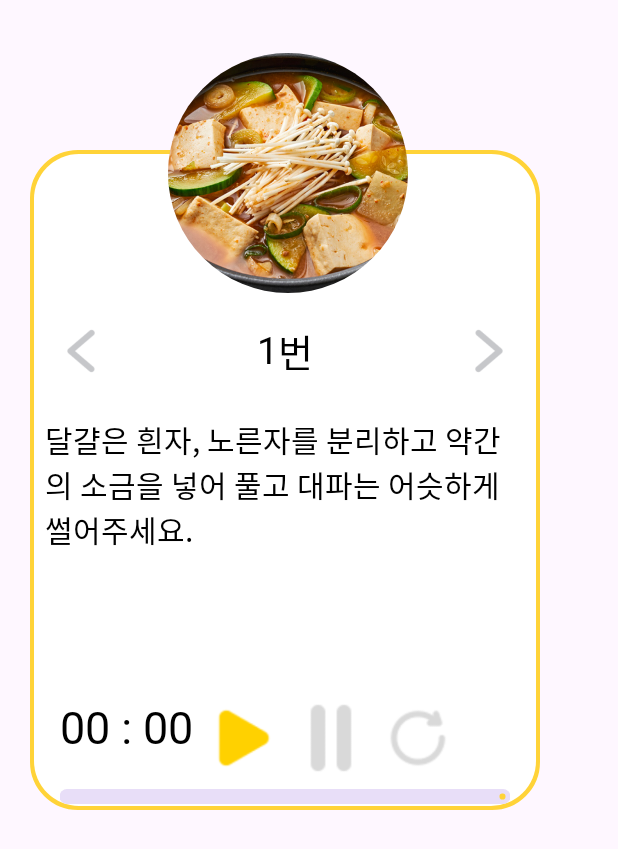
After one commit to cooClock/CooClock-teamproject, an Android app: the layout fragment_recipe_step.xml on its own in the app's theme, with its tools: preview values and no code run, on a phone screen of 412 x 824 dp. The commit adds this screen. Shown: the top 849 px of the screen. Run offline under Robolectric (Android 15) with nearby library versions, the phone set to English and light mode, and no system bars.

Commit message:
레시피 단계별 전환 구현
타이머 적용해야함

```diff
--- a/app/src/main/AndroidManifest.xml
+++ b/app/src/main/AndroidManifest.xml
@@ -76,7 +76,11 @@
         </activity>
         <activity
             android:name=".recipe_page"
-            android:exported="false" >
+            android:exported="true" >
+            <intent-filter>
+                <action android:name="android.intent.action.MAIN" />
+                <category android:name="android.intent.category.LAUNCHER" />
+            </intent-filter>
             <meta-data
                 android:name="android.app.lib_name"
                 android:value="" />
--- a/app/src/main/java/com/example/cooclock/recipe_init_item.java
+++ b/app/src/main/java/com/example/cooclock/recipe_init_item.java
@@ -17,10 +17,11 @@ public class recipe_init_item {
     int three_point; // 3점
     int two_point; // 2점
     int one_point; // 1점
+    int total_step; // 전체 레시피 단계 수
 
     recipe_init_item(String recipe_writer, String recipe_servings, String recipe_title, boolean favorite,
                      double rating_average, int rating_cnt, int five_point, int four_point, int three_point,
-                     int two_point, int one_point){
+                     int two_point, int one_point, int total_step){
         this.recipe_writer = recipe_writer;
         this.recipe_servings = recipe_servings;
         this.recipe_title = recipe_title;
@@ -32,6 +33,7 @@ public class recipe_init_item {
         this.three_point = three_point;
         this.two_point = two_point;
         this.one_point = one_point;
+        this.total_step = total_step;
     }
 
     public String getRecipe_writer() {
@@ -76,4 +78,6 @@ public class recipe_init_item {
     public int getOne_point() {
         return one_point;
     }
+
+    public int getTotal_step() { return total_step; }
 }
--- /dev/null
+++ b/app/src/main/res/layout/fragment_recipe_step.xml
@@ -0,0 +1,222 @@
+<?xml version="1.0" encoding="utf-8"?>
+<FrameLayout xmlns:android="http://schemas.android.com/apk/res/android"
+    xmlns:tools="http://schemas.android.com/tools"
+    android:layout_width="match_parent"
+    android:layout_height="match_parent"
+    xmlns:app="http://schemas.android.com/apk/res-auto"
+    tools:context=".Recipe_step">
+
+
+    <!-- 레시피 단계  -->
+    <androidx.constraintlayout.widget.ConstraintLayout
+        android:layout_width="344dp"
+        android:layout_height="520dp"
+        android:layout_margin="20dp">
+        <!-- 1. 박스 (노란선) -->
+        <LinearLayout
+            android:id="@+id/linearLayout"
+            android:layout_width="340dp"
+            android:layout_height="440dp"
+            android:background="@drawable/recipe_step_border"
+            android:orientation="vertical"
+            android:gravity="center"
+            app:layout_constraintBottom_toBottomOf="parent"
+            app:layout_constraintEnd_toEndOf="parent"
+            app:layout_constraintHorizontal_bias="0.0"
+            app:layout_constraintStart_toStartOf="parent"
+            app:layout_constraintTop_toTopOf="parent"
+            app:layout_constraintVertical_bias="1.0"
+            android:elevation="20dp">
+            <!-- 3. 레시피 단계 세부 내용 -->
+            <LinearLayout
+                android:layout_width="match_parent"
+                android:layout_height="350dp"
+                android:layout_marginTop="110dp"
+                android:padding="10dp"
+                android:orientation="vertical">
+                <!-- 3-1. 상단부 -->
+                <LinearLayout
+                    android:layout_width="match_parent"
+                    android:layout_height="wrap_content"
+                    android:orientation="horizontal">
+                    <!-- 3-1-1. 이전 단계 -->
+                    <ImageButton
+                        android:id="@+id/recipe_step_prev"
+                        android:layout_width="48dp"
+                        android:layout_height="48dp"
+                        android:background="@color/clear"
+                        android:scaleType="fitXY"
+                        android:src="@drawable/back_btn2"
+                        android:layout_gravity="left"
+                        android:contentDescription="이전 step으로 이동" />
+                    <!-- 3-1-2. 번호 -->
+                    <LinearLayout
+                        android:layout_width="wrap_content"
+                        android:layout_height="wrap_content"
+                        android:orientation="horizontal"
+                        android:layout_gravity="center"
+                        android:gravity="center"
+                        android:layout_weight="2">
+                        <!-- 3-1-2-1. 레시피 단계 번호 -->
+                        <TextView
+                            android:id="@+id/recipe_step_number"
+                            android:layout_width="wrap_content"
+                            android:layout_height="wrap_content"
+                            android:text="1"
+                            android:fontFamily="@font/notosanskr_medium"
+                            android:includeFontPadding="false"
+                            android:textAlignment="textEnd"
+                            android:textColor="@color/black"
+                            android:textSize="25dp"/>
+                        <!-- 3-1-2-2. "번" -->
+                        <TextView
+                            android:layout_width="wrap_content"
+                            android:layout_height="wrap_content"
+                            android:layout_gravity="center"
+                            android:gravity="center"
+                            android:text="번"
+                            android:fontFamily="@font/notosanskr_medium"
+                            android:includeFontPadding="false"
+                            android:textAlignment="center"
+                            android:textColor="@color/black"
+                            android:textSize="25dp"/>
+                    </LinearLayout>
+
+                    <!-- 3-1-3. 다음 단계 -->
+                    <ImageButton
+                        android:id="@+id/recipe_step_next"
+                        android:layout_width="48dp"
+                        android:layout_height="48dp"
+                        android:background="@color/clear"
+                        android:scaleType="fitXY"
+                        android:rotation="180"
+                        android:src="@drawable/back_btn2"
+                        android:layout_gravity="right"
+                        android:contentDescription="다음 step으로 이동"
+                        tools:ignore="HardcodedText" />
+                </LinearLayout>
+                <!-- 3-2. 레시피 설명 텍스트 -->
+                <TextView
+                    android:id="@+id/recipe_step_detail"
+                    android:layout_width="match_parent"
+                    android:layout_height="180dp"
+                    android:layout_marginTop="20dp"
+                    android:text="@string/recipe_step_d00"
+                    android:fontFamily="@font/notosanskr_light"
+                    android:includeFontPadding="false"
+                    android:textAlignment="textStart"
+                    android:textColor="@color/black"
+                    android:textSize="20dp"
+                    android:isScrollContainer="true"/>
+                <!-- 3-3. 하단부(타이머 부분) -->
+                <LinearLayout
+                    android:layout_width="match_parent"
+                    android:layout_height="80dp"
+                    android:orientation="vertical"
+                    android:layout_marginTop="10dp">
+                    <!-- 3-3-1. 시간 표시부 -->
+                    <LinearLayout
+                        android:layout_width="wrap_content"
+                        android:layout_height="wrap_content"
+                        android:orientation="horizontal"
+                        android:paddingLeft="10dp">
+                        <!-- 3-3-1-1.분 -->
+                        <TextView
+                            android:id="@+id/timer_minute"
+                            android:layout_width="wrap_content"
+                            android:layout_height="wrap_content"
+                            android:text="00"
+                            android:fontFamily="@font/notosanskr_extrabold"
+                            android:includeFontPadding="false"
+                            android:textAlignment="textStart"
+                            android:textColor="@color/black"
+                            android:textSize="30dp"/>
+                        <!-- 3-3-1-2. ":" -->
+                        <TextView
+                            android:layout_width="wrap_content"
+                            android:layout_height="wrap_content"
+                            android:text=" : "
+                            android:fontFamily="@font/notosanskr_extrabold"
+                            android:includeFontPadding="false"
+                            android:textAlignment="textStart"
+                            android:textColor="@color/black"
+                            android:textSize="30dp"/>
+                        <!-- 3-3-1-3.초 -->
+                        <TextView
+                            android:id="@+id/timer_second"
+                            android:layout_width="wrap_content"
+                            android:layout_height="wrap_content"
+                            android:text="00"
+                            android:fontFamily="@font/notosanskr_extrabold"
+                            android:includeFontPadding="false"
+                            android:textAlignment="textStart"
+                            android:textColor="@color/black"
+                            android:textSize="30dp"/>
+                        <!-- 3-3-1-4. 시작 -->
+                        <ImageButton
+                            android:id="@+id/timer_start_btn"
+                            android:layout_width="48dp"
+                            android:layout_height="48dp"
+                            android:scaleType="fitCenter"
+                            android:background="@color/clear"
+                            android:layout_gravity="center"
+                            android:src="@drawable/timer_start_btn_enabled"
+                            android:layout_marginLeft="10dp"
+                            android:contentDescription="시작" />
+                        <!-- 3-3-1-5. 일시정지 -->
+                        <ImageButton
+                            android:id="@+id/timer_pause_btn"
+                            android:layout_width="48dp"
+                            android:layout_height="48dp"
+                            android:scaleType="fitCenter"
+                            android:background="@color/clear"
+                            android:layout_gravity="center"
+                            android:src="@drawable/timer_pause_btn_disabled"
+                            android:layout_marginLeft="10dp"
+                            android:contentDescription="일시정지" />
+                        <!-- 3-3-1-6. 처음부터 -->
+                        <ImageButton
+                            android:id="@+id/timer_reset_btn"
+                            android:layout_width="48dp"
+                            android:layout_height="48dp"
+                            android:scaleType="fitCenter"
+                            android:background="@color/clear"
+                            android:layout_gravity="center"
+                            android:src="@drawable/timer_reset_btn"
+                            android:layout_marginLeft="10dp"
+                            android:contentDescription="처음부터 시작" />
+                    </LinearLayout>
+
+                    <!-- 3-3-3. progress bar -->
+                    <com.google.android.material.progressindicator.LinearProgressIndicator
+                        android:id="@+id/recipe_progress_bar"
+                        android:layout_width="300dp"
+                        android:layout_height="wrap_content"
+                        android:paddingTop="10dp"
+                        app:trackCornerRadius="10dp"
+                        app:trackThickness="10dp"
+                        app:indicatorColor="@color/pc_yello"
+                        android:layout_gravity="center"/>
+                </LinearLayout>
+            </LinearLayout>
+
+        </LinearLayout>
+
+        <!-- 2. 레시피 단계 사진 -->
+        <de.hdodenhof.circleimageview.CircleImageView
+            android:id="@+id/recipe_step_image"
+            android:layout_width="160dp"
+            android:layout_height="160dp"
+            android:layout_marginTop="50dp"
+            android:layout_marginBottom="380dp"
+            android:src="@drawable/recipe_list_test1"
+            app:layout_constraintBottom_toBottomOf="@+id/linearLayout"
+            app:layout_constraintEnd_toEndOf="parent"
+            app:layout_constraintStart_toStartOf="parent"
+            app:layout_constraintTop_toTopOf="parent"
+            android:elevation="30dp"/>
+    </androidx.constraintlayout.widget.ConstraintLayout>
+
+
+
+</FrameLayout>
--- a/app/src/main/res/values/strings.xml
+++ b/app/src/main/res/values/strings.xml
@@ -64,4 +64,6 @@
     <string name="recipe_step_d00">달걀은 흰자, 노른자를 분리하고 약간의 소금을 넣어 풀고 대파는 어슷하게 썰어주세요.</string>
     <string name="recipe_page_d3">관련 노하우</string>
     <string name="recipe_page_d4">후기</string>
+    <!-- TODO: Remove or change this placeholder text -->
+    <string name="hello_blank_fragment">Hello blank fragment</string>
 </resources>
--- a/build.gradle
+++ b/build.gradle
@@ -6,6 +6,6 @@ buildscript {
 }// Top-level build file where you can add configuration options common to all sub-projects/modules.
 
 plugins {
-    id 'com.android.application' version '7.3.1' apply false
-    id 'com.android.library' version '7.3.1' apply false
+    id 'com.android.application' version '7.4.2' apply false
+    id 'com.android.library' version '7.4.2' apply false
 }
```
Also changed, not shown: app/src/main/java/com/example/cooclock/Recipe_step.java (added, +93 -0 lines), app/src/main/java/com/example/cooclock/recipe_page.java (+57 -36 lines), app/src/main/res/layout/activity_recipe_page.xml (+33 -20 lines).
